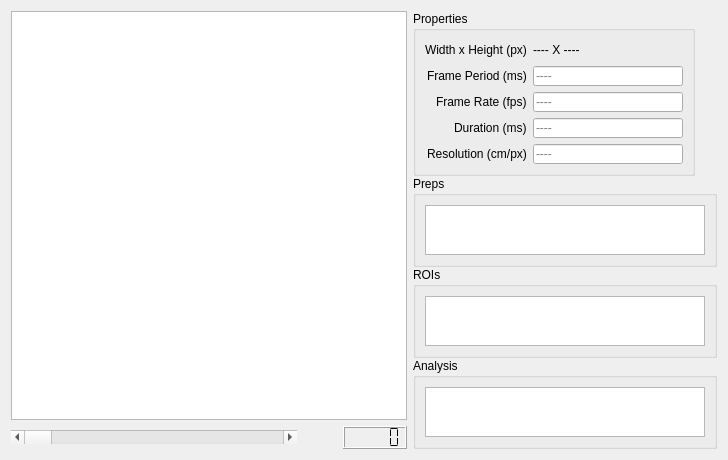
The window that src/ui/KairoSightWidgetTIFFpyqtgraph.ui (kairosight/KairoSight) describes before a commit, drawn with Qt 5.
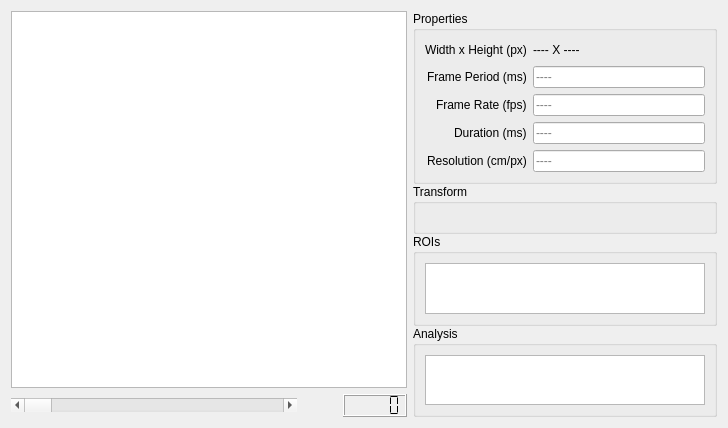
The same window after the commit. Custom widgets are drawn as their Qt base class.

Commit message: Replacing Image Prep with Transform functions

The edit to the form file:
```diff
--- a/src/ui/KairoSightWidgetTIFFpyqtgraph.ui
+++ b/src/ui/KairoSightWidgetTIFFpyqtgraph.ui
@@ -91,7 +91,7 @@
      <item>
       <widget class="QGroupBox" name="groupBoxProperties">
        <property name="sizePolicy">
-        <sizepolicy hsizetype="Fixed" vsizetype="Preferred">
+        <sizepolicy hsizetype="Preferred" vsizetype="Fixed">
          <horstretch>0</horstretch>
          <verstretch>0</verstretch>
         </sizepolicy>
@@ -264,53 +264,21 @@
      <item>
       <widget class="QGroupBox" name="groupBoxPreps">
        <property name="sizePolicy">
-        <sizepolicy hsizetype="Ignored" vsizetype="Preferred">
+        <sizepolicy hsizetype="Preferred" vsizetype="Fixed">
          <horstretch>0</horstretch>
          <verstretch>0</verstretch>
         </sizepolicy>
        </property>
+       <property name="maximumSize">
+        <size>
+         <width>16777215</width>
+         <height>50</height>
+        </size>
+       </property>
        <property name="title">
-        <string>Preps</string>
+        <string>Transform</string>
        </property>
-       <layout class="QVBoxLayout" name="verticalLayout_3">
-        <item>
-         <widget class="QTreeView" name="treeViewPreps">
-          <property name="sizePolicy">
-           <sizepolicy hsizetype="Ignored" vsizetype="Ignored">
-            <horstretch>0</horstretch>
-            <verstretch>0</verstretch>
-           </sizepolicy>
-          </property>
-          <property name="minimumSize">
-           <size>
-            <width>280</width>
-            <height>50</height>
-           </size>
-          </property>
-          <property name="maximumSize">
-           <size>
-            <width>280</width>
-            <height>16777215</height>
-           </size>
-          </property>
-          <property name="editTriggers">
-           <set>QAbstractItemView::NoEditTriggers</set>
-          </property>
-          <property name="indentation">
-           <number>5</number>
-          </property>
-          <attribute name="headerCascadingSectionResizes">
-           <bool>true</bool>
-          </attribute>
-          <attribute name="headerDefaultSectionSize">
-           <number>40</number>
-          </attribute>
-          <attribute name="headerMinimumSectionSize">
-           <number>20</number>
-          </attribute>
-         </widget>
-        </item>
-       </layout>
+       <layout class="QVBoxLayout" name="verticalLayout_3"/>
       </widget>
      </item>
      <item>
@@ -330,7 +298,7 @@
           <property name="minimumSize">
            <size>
             <width>280</width>
-            <height>50</height>
+            <height>10</height>
            </size>
           </property>
           <property name="maximumSize">
@@ -376,7 +344,7 @@
           <property name="minimumSize">
            <size>
             <width>280</width>
-            <height>50</height>
+            <height>10</height>
            </size>
           </property>
           <property name="maximumSize">
```
Left out of the diff: 18 changed lines with no effect on the pictures. The commit also changes 6 other files.
